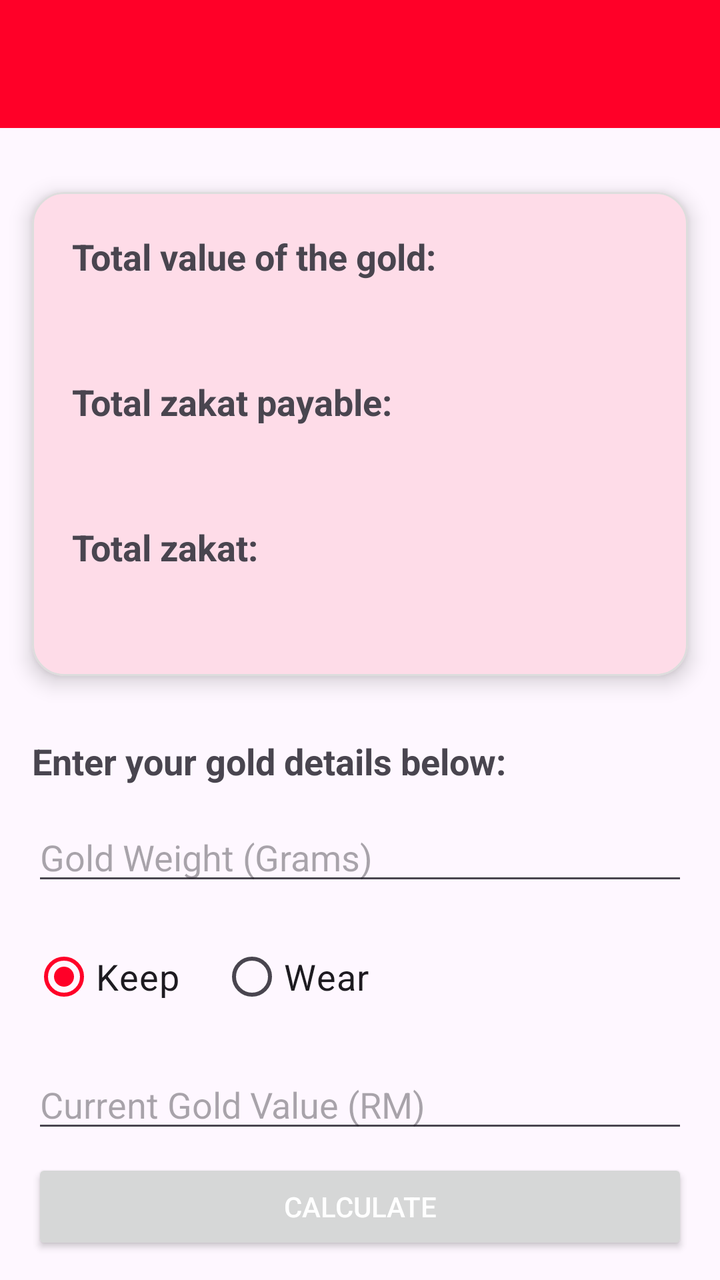
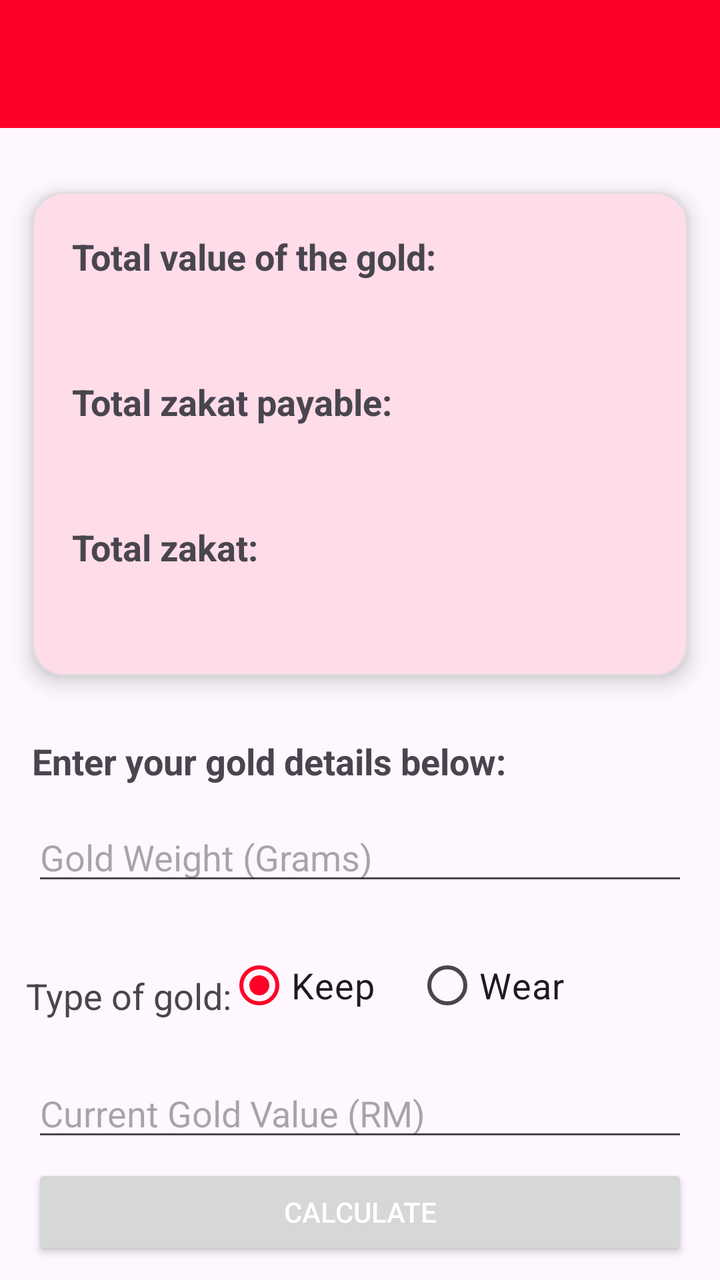

Compare the two renders of this Android layout. The source of the first and the diff that turns it into the second are given below.
<!-- AndroidManifest.xml: application theme Theme.ZakatEmasCalculator -->
<!-- res/layout/activity_main.xml -->
<?xml version="1.0" encoding="utf-8"?>
<androidx.constraintlayout.widget.ConstraintLayout
    xmlns:android="http://schemas.android.com/apk/res/android"
    xmlns:app="http://schemas.android.com/apk/res-auto"
    xmlns:tools="http://schemas.android.com/tools"
    android:id="@+id/main"
    android:layout_width="match_parent"
    android:layout_height="match_parent"
    tools:context=".MainActivity">

    
    <androidx.appcompat.widget.Toolbar
        android:id="@+id/zakat_toolbar"
        android:layout_width="0dp"
        android:layout_height="wrap_content"
        android:background="?attr/colorPrimary"
        android:minHeight="?attr/actionBarSize"
        android:theme="@style/ToolbarStyle"
        app:titleTextColor="@color/white"
        app:layout_constraintBottom_toBottomOf="parent"
        app:layout_constraintEnd_toEndOf="parent"
        app:layout_constraintHorizontal_bias="0.0"
        app:layout_constraintStart_toStartOf="parent"
        app:layout_constraintTop_toTopOf="parent"
        app:layout_constraintVertical_bias="0.0" />

    
    <com.google.android.material.card.MaterialCardView
        android:id="@+id/outputCard"
        android:layout_width="0dp"
        android:layout_height="wrap_content"
        android:layout_marginStart="16dp"
        android:layout_marginEnd="16dp"
        android:layout_marginTop="32dp"
        app:cardCornerRadius="16dp"
        app:cardElevation="6dp"
        app:layout_constraintEnd_toEndOf="parent"
        app:layout_constraintStart_toStartOf="parent"
        app:layout_constraintTop_toBottomOf="@id/zakat_toolbar"
        app:strokeColor="#DDDDDD"
        app:strokeWidth="1dp">

        <androidx.constraintlayout.widget.ConstraintLayout
            android:id="@+id/materialcard"
            android:layout_width="match_parent"
            android:layout_height="wrap_content"
            android:padding="20dp">

            <TextView
                android:id="@+id/labelTotalValue"
                android:layout_width="0dp"
                android:layout_height="wrap_content"
                android:text="Total value of the gold:"
                android:textSize="18sp"
                android:textStyle="bold"
                app:layout_constraintEnd_toEndOf="parent"
                app:layout_constraintStart_toStartOf="parent"
                app:layout_constraintTop_toTopOf="parent" />

            <TextView
                android:id="@+id/tvTotalValue"
                android:layout_width="0dp"
                android:layout_height="wrap_content"
                android:layout_marginTop="8dp"
                android:textSize="18sp"
                app:layout_constraintEnd_toEndOf="parent"
                app:layout_constraintStart_toStartOf="parent"
                app:layout_constraintTop_toBottomOf="@id/labelTotalValue" />

            <TextView
                android:id="@+id/labelZakatPayable"
                android:layout_width="0dp"
                android:layout_height="wrap_content"
                android:layout_marginTop="16dp"
                android:text="Total zakat payable:"
                android:textSize="18sp"
                android:textStyle="bold"
                app:layout_constraintEnd_toEndOf="parent"
                app:layout_constraintStart_toStartOf="parent"
                app:layout_constraintTop_toBottomOf="@id/tvTotalValue" />

            <TextView
                android:id="@+id/tvZakatPayable"
                android:layout_width="0dp"
                android:layout_height="wrap_content"
                android:layout_marginTop="8dp"
                android:textSize="18sp"
                app:layout_constraintEnd_toEndOf="parent"
                app:layout_constraintStart_toStartOf="parent"
                app:layout_constraintTop_toBottomOf="@id/labelZakatPayable" />

            <TextView
                android:id="@+id/labelZakat"
                android:layout_width="0dp"
                android:layout_height="wrap_content"
                android:layout_marginTop="16dp"
                android:text="Total zakat:"
                android:textSize="18sp"
                android:textStyle="bold"
                app:layout_constraintEnd_toEndOf="parent"
                app:layout_constraintStart_toStartOf="parent"
                app:layout_constraintTop_toBottomOf="@id/tvZakatPayable" />

            <TextView
                android:id="@+id/tvZakat"
                android:layout_width="0dp"
                android:layout_height="wrap_content"
                android:layout_marginTop="8dp"
                android:textSize="18sp"
                app:layout_constraintEnd_toEndOf="parent"
                app:layout_constraintStart_toStartOf="parent"
                app:layout_constraintTop_toBottomOf="@id/labelZakat" />


        </androidx.constraintlayout.widget.ConstraintLayout>

    </com.google.android.material.card.MaterialCardView>


    <EditText
        android:id="@+id/etWeight"
        android:layout_width="0dp"
        android:layout_height="wrap_content"
        android:layout_marginStart="16dp"
        android:layout_marginEnd="16dp"
        android:ems="10"
        android:hint="Gold Weight (Grams)"
        android:inputType="number"
        app:layout_constraintBottom_toBottomOf="parent"
        app:layout_constraintEnd_toEndOf="parent"
        app:layout_constraintHorizontal_bias="1.0"
        app:layout_constraintStart_toStartOf="parent"
        app:layout_constraintTop_toBottomOf="@+id/textView3"
        app:layout_constraintVertical_bias="0.066" />

    <RadioGroup
        android:id="@+id/radioGroup"
        android:layout_width="0dp"
        android:layout_height="wrap_content"
        android:layout_marginStart="16dp"
        android:layout_marginTop="16dp"
        android:layout_marginEnd="16dp"
        android:orientation="horizontal"
        app:layout_constraintBottom_toBottomOf="parent"
        app:layout_constraintEnd_toEndOf="parent"
        app:layout_constraintHorizontal_bias="0.0"
        app:layout_constraintStart_toStartOf="parent"
        app:layout_constraintTop_toBottomOf="@id/etWeight"
        app:layout_constraintVertical_bias="0.006">

        <RadioButton
            android:id="@+id/rbKeep"
            android:layout_width="wrap_content"
            android:layout_height="wrap_content"
            android:checked="true"
            android:text="Keep"
            android:textSize="18sp" />

        <RadioButton
            android:id="@+id/rbWear"
            android:layout_width="wrap_content"
            android:layout_height="wrap_content"
            android:layout_marginStart="20dp"
            android:text="Wear"
            android:textSize="18sp" />
    </RadioGroup>

    <EditText
        android:id="@+id/etValue"
        android:layout_width="0dp"
        android:layout_height="wrap_content"
        android:layout_marginStart="16dp"
        android:layout_marginTop="16dp"
        android:layout_marginEnd="16dp"
        android:ems="10"
        android:hint="Current Gold Value (RM)"
        android:inputType="number"
        app:layout_constraintBottom_toBottomOf="parent"
        app:layout_constraintEnd_toEndOf="parent"
        app:layout_constraintHorizontal_bias="0.0"
        app:layout_constraintStart_toStartOf="parent"
        app:layout_constraintTop_toBottomOf="@+id/radioGroup"
        app:layout_constraintVertical_bias="0.023" />

    <Button
        android:id="@+id/btnCalculate"
        android:layout_width="0dp"
        android:layout_height="wrap_content"
        android:layout_marginStart="16dp"
        android:layout_marginEnd="16dp"
        android:text="Calculate"
        android:textColor="#FFFFFF"
        app:layout_constraintBottom_toBottomOf="parent"
        app:layout_constraintEnd_toEndOf="parent"
        app:layout_constraintHorizontal_bias="0.0"
        app:layout_constraintStart_toStartOf="parent"
        app:layout_constraintTop_toBottomOf="@+id/etValue"
        app:layout_constraintVertical_bias="0.38" />

    <Button
        android:id="@+id/btnReset"
        android:layout_width="0dp"
        android:layout_height="wrap_content"
        android:layout_marginStart="16dp"
        android:layout_marginTop="10dp"
        android:layout_marginEnd="16dp"
        android:text="Reset"
        android:textColor="#FFFFFF"
        app:layout_constraintBottom_toBottomOf="parent"
        app:layout_constraintEnd_toEndOf="parent"
        app:layout_constraintHorizontal_bias="0.0"
        app:layout_constraintStart_toStartOf="parent"
        app:layout_constraintTop_toBottomOf="@+id/btnCalculate"
        app:layout_constraintVertical_bias="0.0" />

    <TextView
        android:id="@+id/textView3"
        android:layout_width="0dp"
        android:layout_height="wrap_content"
        android:layout_marginStart="16dp"
        android:layout_marginEnd="16dp"
        android:text="Enter your gold details below:"
        android:textSize="18sp"
        android:textStyle="bold"
        app:layout_constraintBottom_toBottomOf="parent"
        app:layout_constraintEnd_toEndOf="parent"
        app:layout_constraintHorizontal_bias="0.47"
        app:layout_constraintStart_toStartOf="parent"
        app:layout_constraintTop_toBottomOf="@+id/outputCard"
        app:layout_constraintVertical_bias="0.109" />


</androidx.constraintlayout.widget.ConstraintLayout>
<!-- resources referenced by this layout -->
<resources>
  <color name="white">#FFFFFFFF</color>
  <style name="ToolbarStyle" parent="Widget.AppCompat.ActionBar">
          <item name="android:textColorPrimary">@color/white</item>
          <item name="android:textColorSecondary">@color/white</item>
          <item name="colorControlNormal">@color/white</item>
      </style>
  <style name="Theme.ZakatEmasCalculator" parent="Base.Theme.ZakatEmasCalculator" />
  <style name="Base.Theme.ZakatEmasCalculator" parent="Theme.Material3.DayNight.NoActionBar">
          
          <item name="colorPrimary">@color/my_light_primary</item>
          <item name="android:textColorPrimary">@color/my_light_textcolor</item>
          <item name="popupMenuStyle">@style/my_popupMenuStyle</item>
          <item name="textAppearanceLargePopupMenu">@style/MenuTextStyle</item>
      </style>
  <color name="my_light_primary">#FF0028</color>
  <color name="my_light_textcolor">#000000</color>
  <style name="my_popupMenuStyle" parent="Widget.AppCompat.PopupMenu">
          <item name="android:popupBackground">@color/white</item>
      </style>
  <style name="MenuTextStyle" parent="TextAppearance.AppCompat.Widget.PopupMenu.Large">
          <item name="android:textColor">@color/black</item>
      </style>
  <color name="black">#FF000000</color>
</resources>

<!-- the commit's change to res/layout/activity_main.xml (unified diff, before → after) -->
@@ -117,6 +117,24 @@
     </com.google.android.material.card.MaterialCardView>
 
 
+    
+
+    <TextView
+        android:id="@+id/textView3"
+        android:layout_width="0dp"
+        android:layout_height="wrap_content"
+        android:layout_marginStart="16dp"
+        android:layout_marginEnd="16dp"
+        android:text="Enter your gold details below:"
+        android:textSize="18sp"
+        android:textStyle="bold"
+        app:layout_constraintBottom_toBottomOf="parent"
+        app:layout_constraintEnd_toEndOf="parent"
+        app:layout_constraintHorizontal_bias="0.47"
+        app:layout_constraintStart_toStartOf="parent"
+        app:layout_constraintTop_toBottomOf="@+id/outputCard"
+        app:layout_constraintVertical_bias="0.109" />
+
     <EditText
         android:id="@+id/etWeight"
         android:layout_width="0dp"
@@ -133,9 +151,23 @@
         app:layout_constraintTop_toBottomOf="@+id/textView3"
         app:layout_constraintVertical_bias="0.066" />
 
+    <TextView
+        android:id="@+id/textView"
+        android:layout_width="wrap_content"
+        android:layout_height="wrap_content"
+        android:layout_marginTop="38dp"
+        android:text="Type of gold: "
+        android:textSize="18sp"
+        app:layout_constraintBottom_toBottomOf="parent"
+        app:layout_constraintEnd_toEndOf="parent"
+        app:layout_constraintHorizontal_bias="0.052"
+        app:layout_constraintStart_toStartOf="parent"
+        app:layout_constraintTop_toBottomOf="@+id/etWeight"
+        app:layout_constraintVertical_bias="0.0" />
+
     <RadioGroup
         android:id="@+id/radioGroup"
-        android:layout_width="0dp"
+        android:layout_width="wrap_content"
         android:layout_height="wrap_content"
         android:layout_marginStart="16dp"
         android:layout_marginTop="16dp"
@@ -143,10 +175,10 @@
         android:orientation="horizontal"
         app:layout_constraintBottom_toBottomOf="parent"
         app:layout_constraintEnd_toEndOf="parent"
-        app:layout_constraintHorizontal_bias="0.0"
+        app:layout_constraintHorizontal_bias="0.613"
         app:layout_constraintStart_toStartOf="parent"
         app:layout_constraintTop_toBottomOf="@id/etWeight"
-        app:layout_constraintVertical_bias="0.006">
+        app:layout_constraintVertical_bias="0.039">
 
         <RadioButton
             android:id="@+id/rbKeep"
@@ -182,6 +214,7 @@
         app:layout_constraintTop_toBottomOf="@+id/radioGroup"
         app:layout_constraintVertical_bias="0.023" />
 
+    
     <Button
         android:id="@+id/btnCalculate"
         android:layout_width="0dp"
@@ -213,21 +246,6 @@
         app:layout_constraintTop_toBottomOf="@+id/btnCalculate"
         app:layout_constraintVertical_bias="0.0" />
 
-    <TextView
-        android:id="@+id/textView3"
-        android:layout_width="0dp"
-        android:layout_height="wrap_content"
-        android:layout_marginStart="16dp"
-        android:layout_marginEnd="16dp"
-        android:text="Enter your gold details below:"
-        android:textSize="18sp"
-        android:textStyle="bold"
-        app:layout_constraintBottom_toBottomOf="parent"
-        app:layout_constraintEnd_toEndOf="parent"
-        app:layout_constraintHorizontal_bias="0.47"
-        app:layout_constraintStart_toStartOf="parent"
-        app:layout_constraintTop_toBottomOf="@+id/outputCard"
-        app:layout_constraintVertical_bias="0.109" />
 
 
 </androidx.constraintlayout.widget.ConstraintLayout>
